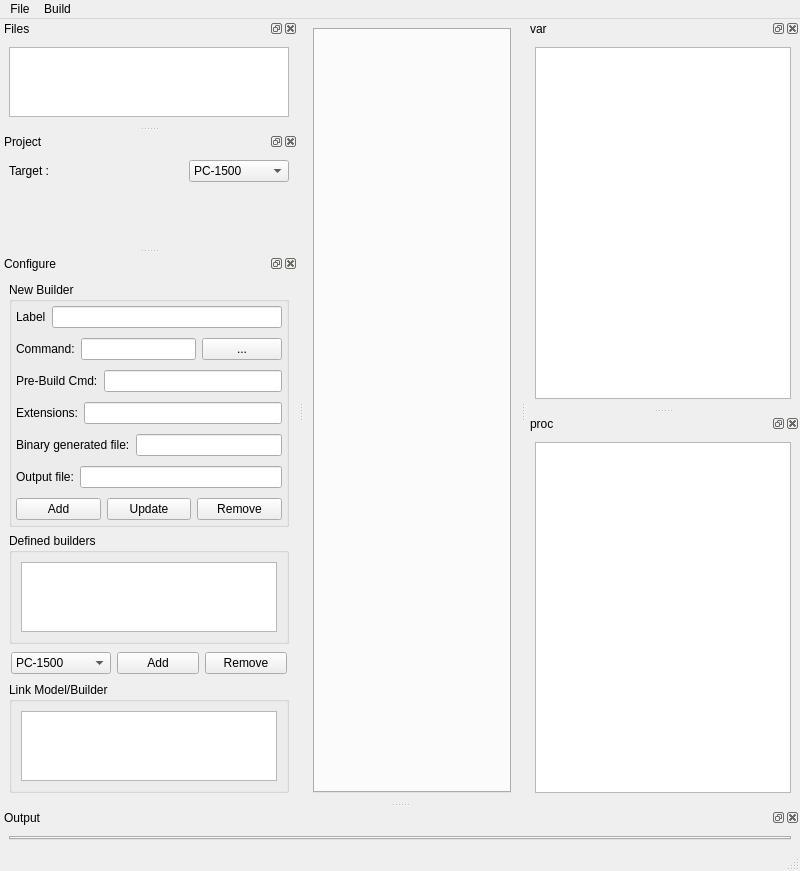
Before: the Qt Designer form ui/windowide.ui in matsumo/PockEmul, drawn with Qt 5.
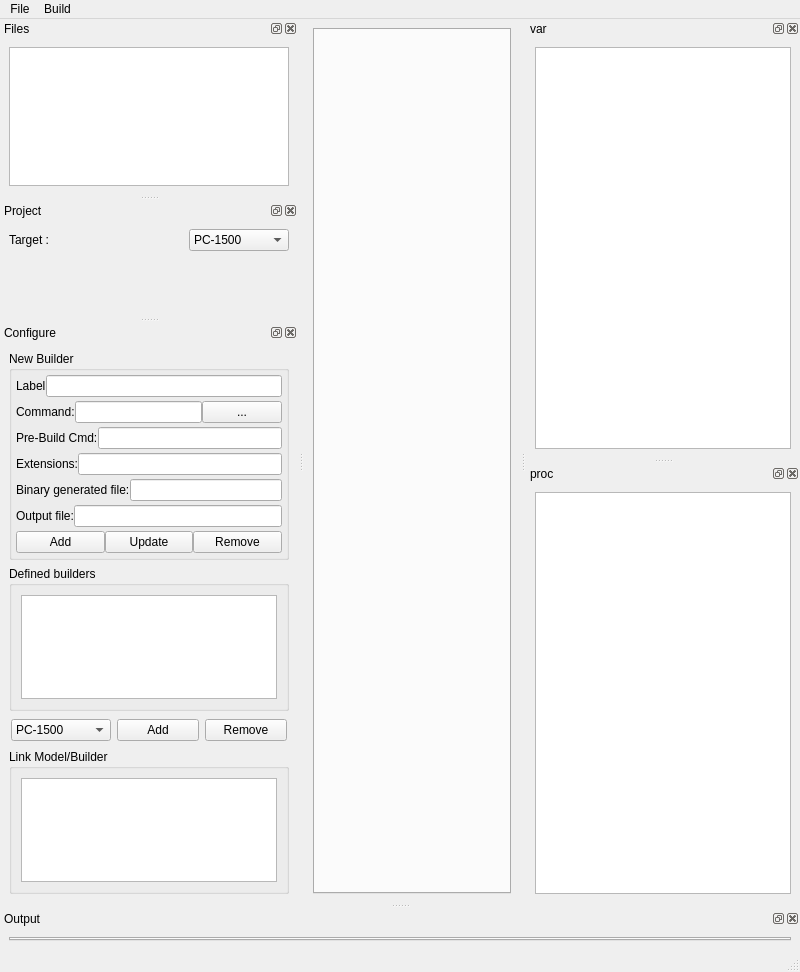
After: the same form once the commit is applied. Icons and pictures are not drawn.

Diff of the .ui file:
```diff
--- a/ui/windowide.ui
+++ b/ui/windowide.ui
@@ -7,7 +7,7 @@
     <x>0</x>
     <y>0</y>
     <width>800</width>
-    <height>600</height>
+    <height>972</height>
    </rect>
   </property>
   <property name="windowTitle">
@@ -343,6 +343,9 @@
         <string>New Builder</string>
        </property>
        <layout class="QVBoxLayout" name="verticalLayout_6">
+        <property name="spacing">
+         <number>0</number>
+        </property>
         <property name="leftMargin">
          <number>2</number>
         </property>
@@ -564,6 +567,9 @@
         <string>Defined builders</string>
        </property>
        <layout class="QVBoxLayout" name="verticalLayout_7">
+        <property name="spacing">
+         <number>0</number>
+        </property>
         <item>
          <widget class="QListWidget" name="lwBuilders"/>
         </item>
```
Left out of the diff: 4 changed lines with no effect on the pictures.
